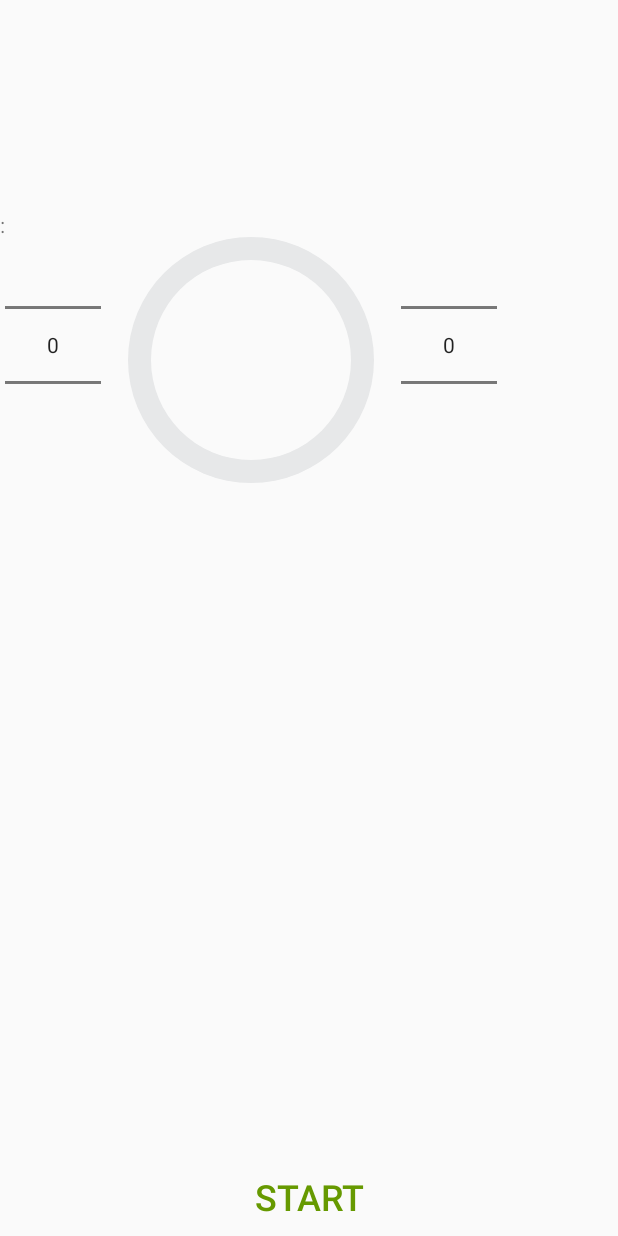
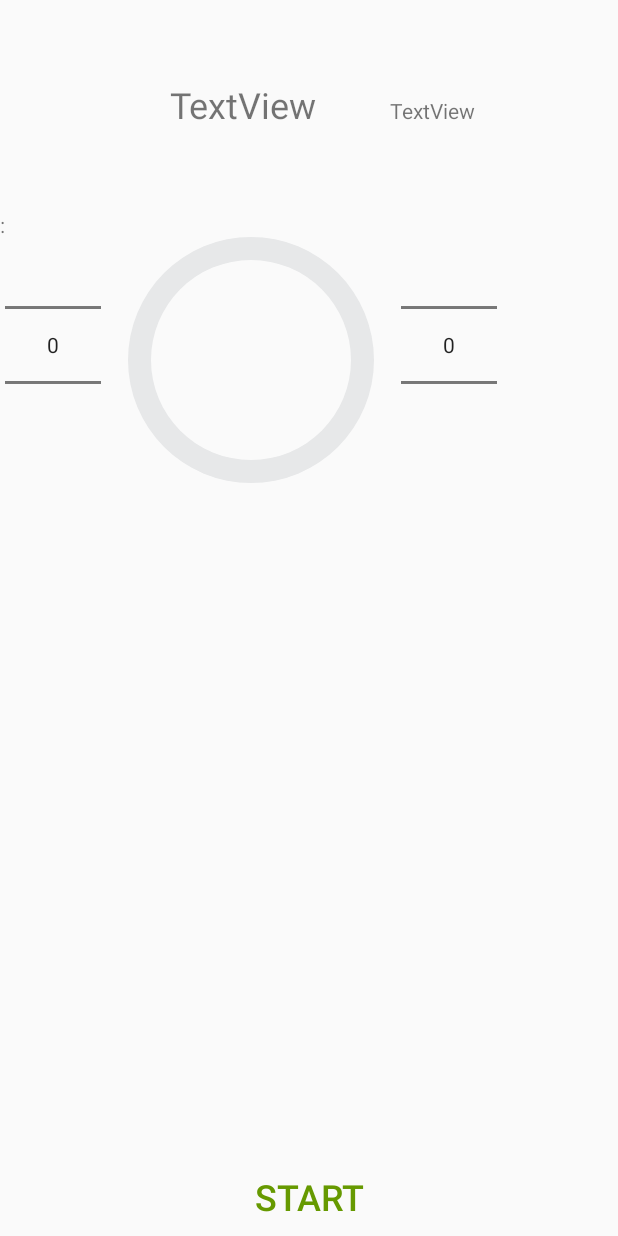
Before and after one commit to ThitiBobo/A-tuto-BombProject--minuteur-, an Android app: the layout activity_main.xml on its own in the app's theme, with its tools: preview values and no code run, on a phone screen of 412 x 824 dp. Run offline under Robolectric (Android 15) with nearby library versions, the phone set to English and light mode, and no system bars.

```diff
--- a/app/src/main/java/com/thiti/bombproject/MyTimer.java
+++ b/app/src/main/java/com/thiti/bombproject/MyTimer.java
@@ -6,10 +6,12 @@ package com.thiti.bombproject;
 
 public interface MyTimer {
 
-    public void onIncrementSeconde();
-    public void onDecrementSeconde();
+    public int getTime();
+    public void setTime(int time);
 
-    public void onIncrementMilliSeconde();
-    public void onDecrementMilliSeconde();
+    public void onIncrement();
+    public void onDecrement();
+
+    public void display();
 
 }
--- a/app/src/main/res/layout/activity_main.xml
+++ b/app/src/main/res/layout/activity_main.xml
@@ -8,10 +8,14 @@
     tools:context="com.thiti.bombproject.MainActivity">
 
     <RelativeLayout
-        android:layout_width="match_parent"
-        android:layout_height="match_parent"
-        tools:layout_editor_absoluteX="0dp"
-        tools:layout_editor_absoluteY="0dp">
+        android:id="@+id/relativeLayout2"
+        android:layout_width="0dp"
+        android:layout_height="0dp"
+        app:layout_constraintBottom_toBottomOf="parent"
+        app:layout_constraintEnd_toEndOf="parent"
+        app:layout_constraintStart_toStartOf="parent"
+        app:layout_constraintTop_toTopOf="parent"
+        >
 
 
         <Button
@@ -72,6 +76,31 @@
                 />
         </LinearLayout>
 
+        <TextView
+            android:id="@+id/textView"
+            android:layout_width="wrap_content"
+            android:layout_height="wrap_content"
+            android:layout_below="@+id/relativeLayout"
+            android:layout_marginLeft="113dp"
+            android:layout_marginStart="113dp"
+            android:layout_marginTop="53dp"
+            android:layout_toEndOf="@+id/relativeLayout"
+            android:layout_toRightOf="@+id/relativeLayout"
+            android:text="TextView"
+            android:textSize="24sp"/>
+
+        <TextView
+            android:id="@+id/textView2"
+            android:layout_width="wrap_content"
+            android:layout_height="wrap_content"
+            android:layout_alignBaseline="@+id/textView"
+            android:layout_alignBottom="@+id/textView"
+            android:layout_alignParentEnd="true"
+            android:layout_alignParentRight="true"
+            android:layout_marginEnd="95dp"
+            android:layout_marginRight="95dp"
+            android:text="TextView"/>
+
 
     </RelativeLayout>
 
```
Also changed, not shown: app/src/main/java/com/thiti/bombproject/MainActivity.java (+13 -0 lines), app/src/main/java/com/thiti/bombproject/MyClock.java (+8 -16 lines), app/src/main/java/com/thiti/bombproject/MyFirstTimer.java (+48 -20 lines).
